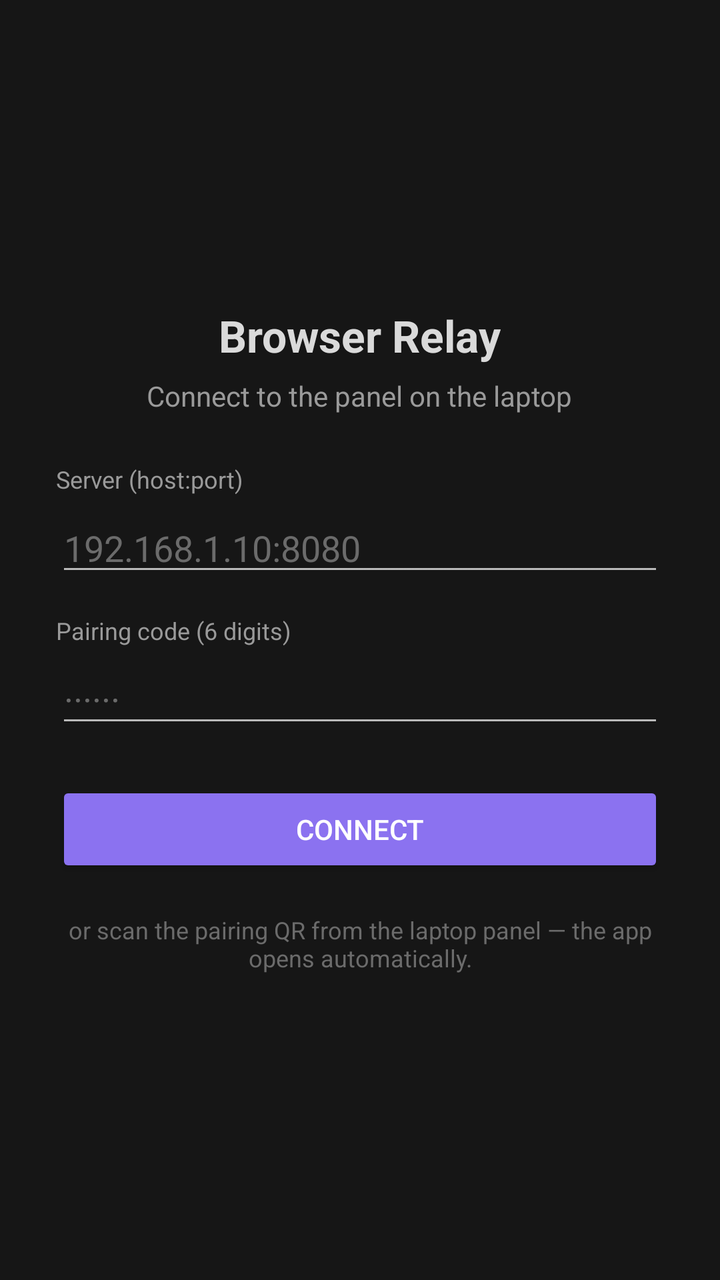
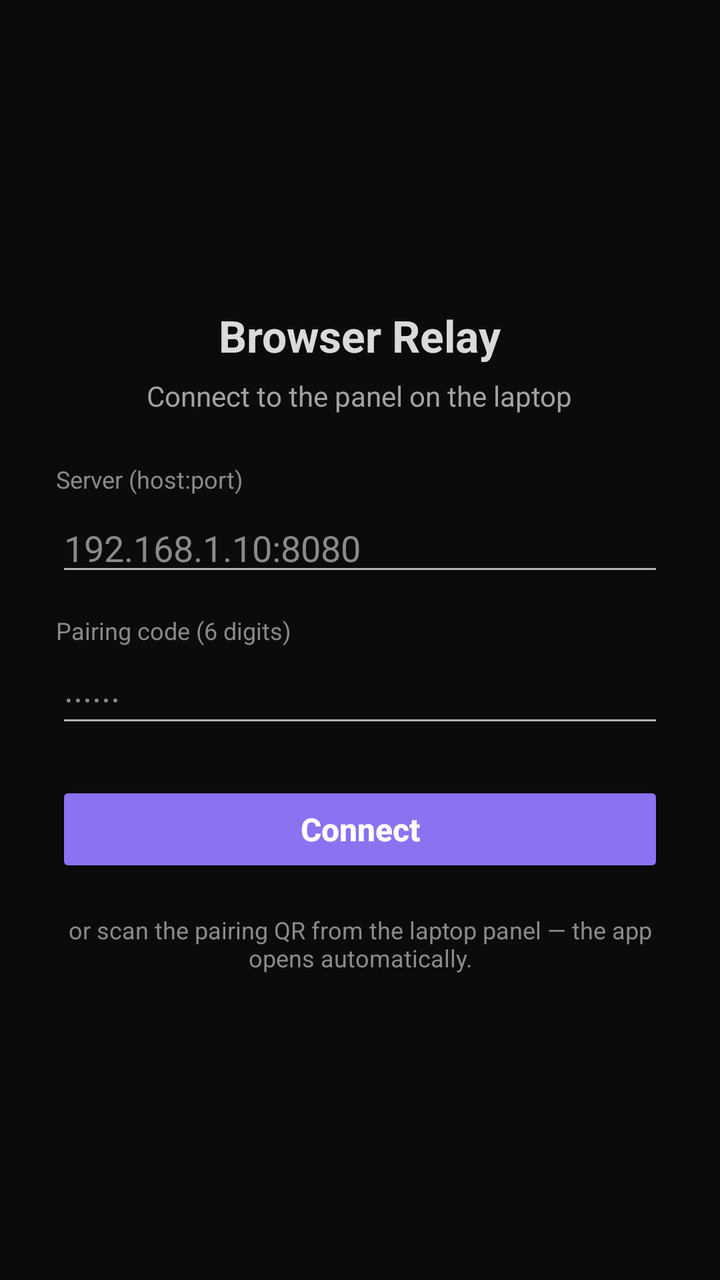

Two renders of the same Android screen: before a commit and after it. Below are the layout's source before the change and the commit's diff.
<!-- AndroidManifest.xml: application theme android:Theme.Material.NoActionBar -->
<!-- res/layout/activity_connect.xml -->
<?xml version="1.0" encoding="utf-8"?>
<LinearLayout xmlns:android="http://schemas.android.com/apk/res/android"
    android:layout_width="match_parent"
    android:layout_height="match_parent"
    android:orientation="vertical"
    android:gravity="center"
    android:padding="28dp"
    android:background="#161616">

    <TextView
        android:layout_width="wrap_content"
        android:layout_height="wrap_content"
        android:text="Browser Relay"
        android:textColor="#DADADA"
        android:textSize="22sp"
        android:textStyle="bold" />

    <TextView
        android:layout_width="wrap_content"
        android:layout_height="wrap_content"
        android:layout_marginTop="6dp"
        android:layout_marginBottom="24dp"
        android:text="Connect to the panel on the laptop"
        android:textColor="#9A9A9A"
        android:textSize="14sp" />

    <TextView
        android:layout_width="match_parent"
        android:layout_height="wrap_content"
        android:text="Server (host:port)"
        android:textColor="#9A9A9A"
        android:textSize="12sp" />

    <EditText
        android:id="@+id/hostInput"
        android:layout_width="match_parent"
        android:layout_height="wrap_content"
        android:layout_marginTop="4dp"
        android:layout_marginBottom="14dp"
        android:hint="192.168.1.10:8080"
        android:textColor="#DADADA"
        android:textColorHint="#6B6B6B"
        android:inputType="textUri"
        android:singleLine="true" />

    <TextView
        android:layout_width="match_parent"
        android:layout_height="wrap_content"
        android:text="Pairing code (6 digits)"
        android:textColor="#9A9A9A"
        android:textSize="12sp" />

    <EditText
        android:id="@+id/tokenInput"
        android:layout_width="match_parent"
        android:layout_height="wrap_content"
        android:layout_marginTop="4dp"
        android:layout_marginBottom="22dp"
        android:hint="······"
        android:textColor="#DADADA"
        android:textColorHint="#6B6B6B"
        android:inputType="number"
        android:maxLength="6"
        android:singleLine="true" />

    <Button
        android:id="@+id/connectBtn"
        android:layout_width="match_parent"
        android:layout_height="wrap_content"
        android:text="Connect"
        android:backgroundTint="#8B72F0"
        android:textColor="#FFFFFF" />

    <TextView
        android:layout_width="match_parent"
        android:layout_height="wrap_content"
        android:layout_marginTop="18dp"
        android:text="or scan the pairing QR from the laptop panel — the app opens automatically."
        android:textColor="#6B6B6B"
        android:textSize="12sp"
        android:gravity="center" />

</LinearLayout>
<!-- resources referenced by this layout -->
<resources>

</resources>

<!-- the commit's change to res/layout/activity_connect.xml (unified diff, before → after) -->
@@ -5,13 +5,13 @@
     android:orientation="vertical"
     android:gravity="center"
     android:padding="28dp"
-    android:background="#161616">
+    android:background="@color/relay_bg">
 
     <TextView
         android:layout_width="wrap_content"
         android:layout_height="wrap_content"
         android:text="Browser Relay"
-        android:textColor="#DADADA"
+        android:textColor="@color/relay_text"
         android:textSize="22sp"
         android:textStyle="bold" />
 
@@ -21,14 +21,14 @@
         android:layout_marginTop="6dp"
         android:layout_marginBottom="24dp"
         android:text="Connect to the panel on the laptop"
-        android:textColor="#9A9A9A"
+        android:textColor="@color/relay_muted"
         android:textSize="14sp" />
 
     <TextView
         android:layout_width="match_parent"
         android:layout_height="wrap_content"
         android:text="Server (host:port)"
-        android:textColor="#9A9A9A"
+        android:textColor="@color/relay_faint"
         android:textSize="12sp" />
 
     <EditText
@@ -38,8 +38,8 @@
         android:layout_marginTop="4dp"
         android:layout_marginBottom="14dp"
         android:hint="192.168.1.10:8080"
-        android:textColor="#DADADA"
-        android:textColorHint="#6B6B6B"
+        android:textColor="@color/relay_text"
+        android:textColorHint="@color/relay_faint"
         android:inputType="textUri"
         android:singleLine="true" />
 
@@ -47,7 +47,7 @@
         android:layout_width="match_parent"
         android:layout_height="wrap_content"
         android:text="Pairing code (6 digits)"
-        android:textColor="#9A9A9A"
+        android:textColor="@color/relay_faint"
         android:textSize="12sp" />
 
     <EditText
@@ -57,8 +57,8 @@
         android:layout_marginTop="4dp"
         android:layout_marginBottom="22dp"
         android:hint="······"
-        android:textColor="#DADADA"
-        android:textColorHint="#6B6B6B"
+        android:textColor="@color/relay_text"
+        android:textColorHint="@color/relay_faint"
         android:inputType="number"
         android:maxLength="6"
         android:singleLine="true" />
@@ -68,15 +68,18 @@
         android:layout_width="match_parent"
         android:layout_height="wrap_content"
         android:text="Connect"
-        android:backgroundTint="#8B72F0"
-        android:textColor="#FFFFFF" />
+        android:textAllCaps="false"
+        android:textSize="16sp"
+        android:textStyle="bold"
+        android:textColor="@color/relay_on_accent"
+        android:backgroundTint="@color/relay_accent" />
 
     <TextView
         android:layout_width="match_parent"
         android:layout_height="wrap_content"
         android:layout_marginTop="18dp"
         android:text="or scan the pairing QR from the laptop panel — the app opens automatically."
-        android:textColor="#6B6B6B"
+        android:textColor="@color/relay_faint"
         android:textSize="12sp"
         android:gravity="center" />
 
<!-- resource entries referenced after the edit -->
@@ -1,5 +1,10 @@
 <!-- resources referenced by this layout -->
 <resources>
-
+  <color name="relay_accent">#8B72F0</color>
+  <color name="relay_bg">#0B0B0B</color>
+  <color name="relay_faint">#8A8A8A</color>
+  <color name="relay_muted">#A2A2A2</color>
+  <color name="relay_on_accent">#FFFFFF</color>
+  <color name="relay_text">#DADADA</color>
 </resources>
 
